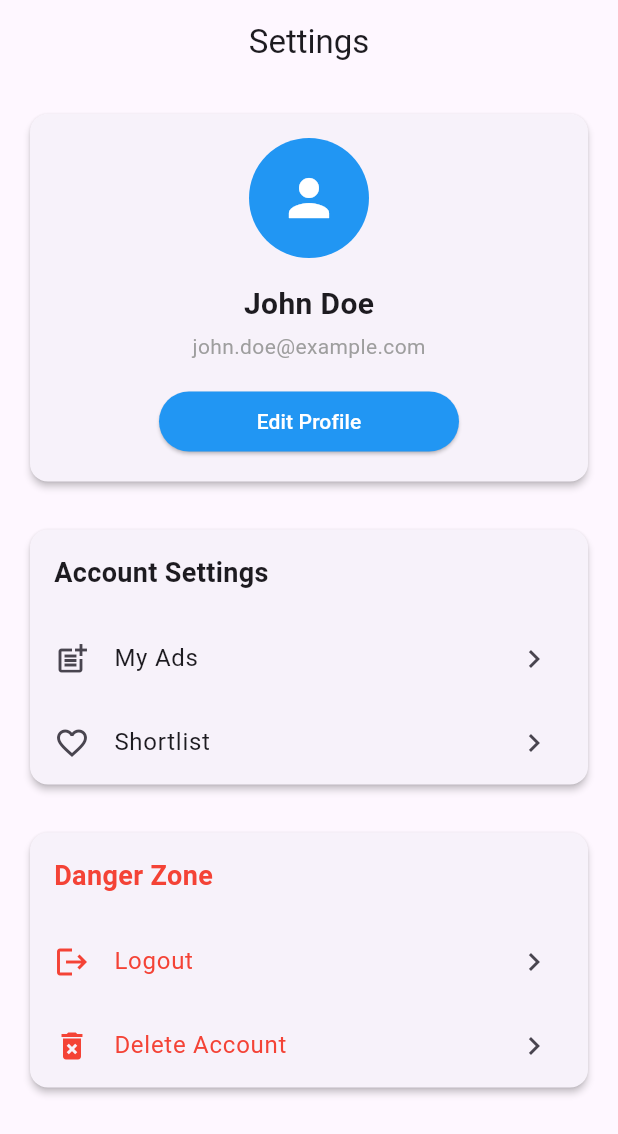
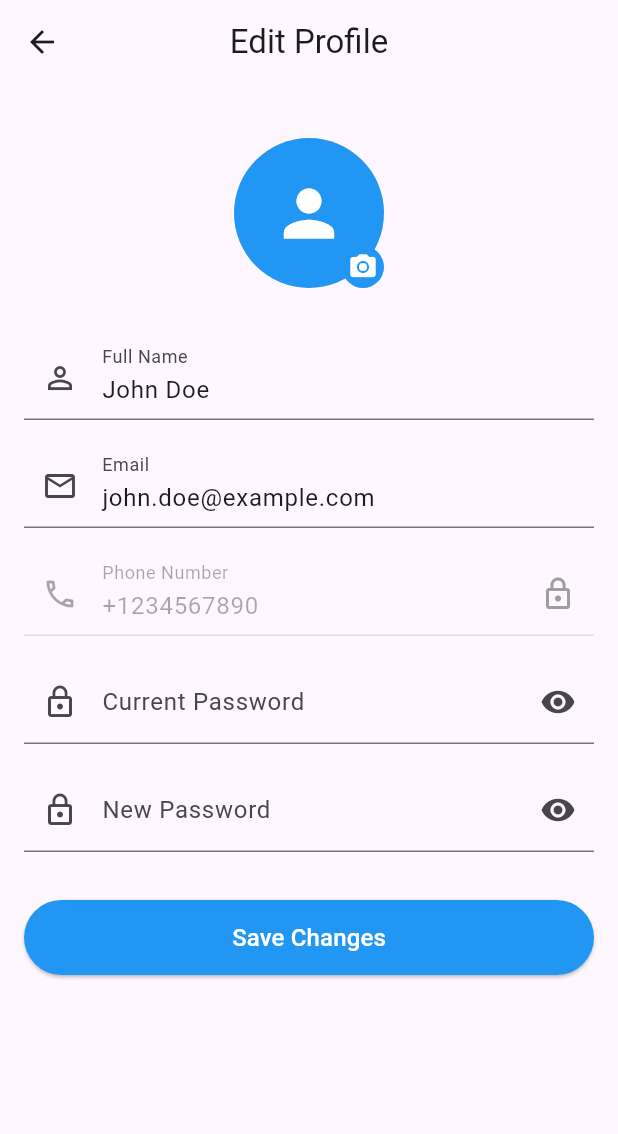
Before and after one commit to Greencreon-LLP-2/Lelam-online-V2, a Flutter app: the SettingsPage screen opened by its route, after a tap on "Edit Profile", on a phone screen of 412 x 824 dp. Shown: the top 1134 px of the screen. Run offline on Flutter 3.47's test engine with Material 3 defaults, Android fonts, the phone set to English and light mode, and no system bars; our stand-ins replace go_router.

Commit message:
added edit profile  page

```diff
--- a/lib/core/router/app_router.dart
+++ b/lib/core/router/app_router.dart
@@ -6,6 +6,7 @@ import 'package:lelamonline_flutter/feature/faq/view/faq_page.dart';
 import 'package:lelamonline_flutter/feature/home/view/pages/main_scaffold.dart';
 import 'package:lelamonline_flutter/feature/product/view/pages/product_details_page.dart';
 import 'package:lelamonline_flutter/feature/sell/view/pages/sell_page.dart';
+import 'package:lelamonline_flutter/feature/settings/view/pages/edit_profile_page.dart';
 import 'package:lelamonline_flutter/feature/settings/view/pages/settings_page.dart';
 import 'package:lelamonline_flutter/feature/shortlist/views/short_list_page.dart';
 import 'package:lelamonline_flutter/feature/status/view/pages/buying_status_page.dart';
@@ -59,6 +60,11 @@ final GoRouter appRouter = GoRouter(
       builder: (context, state) => const SettingsPage(),
       name: RouteNames.settingsPage,
     ),
+    GoRoute(
+      path: RouteNames.editProfilePage,
+      builder: (context, state) => const EditProfilePage(),
+      name: RouteNames.editProfilePage,
+    ),
   ],
   errorBuilder:
       (context, state) => Scaffold(
--- /dev/null
+++ b/lib/feature/settings/view/pages/edit_profile_page.dart
@@ -0,0 +1,196 @@
+import 'package:flutter/material.dart';
+import 'package:lelamonline_flutter/core/theme/app_theme.dart';
+
+class EditProfilePage extends StatefulWidget {
+  const EditProfilePage({super.key});
+
+  @override
+  State<EditProfilePage> createState() => _EditProfilePageState();
+}
+
+class _EditProfilePageState extends State<EditProfilePage> {
+  final _formKey = GlobalKey<FormState>();
+  bool _showPassword = false;
+  bool _showNewPassword = false;
+
+  final _nameController = TextEditingController(text: 'John Doe');
+  final _emailController = TextEditingController(text: 'john.doe@example.com');
+  final _currentPasswordController = TextEditingController();
+  final _newPasswordController = TextEditingController();
+  final _phoneController = TextEditingController(text: '+1234567890');
+
+  @override
+  void dispose() {
+    _nameController.dispose();
+    _emailController.dispose();
+    _currentPasswordController.dispose();
+    _newPasswordController.dispose();
+    _phoneController.dispose();
+    super.dispose();
+  }
+
+  @override
+  Widget build(BuildContext context) {
+    return Scaffold(
+      appBar: AppBar(title: const Text('Edit Profile'), centerTitle: true),
+      body: SingleChildScrollView(
+        child: Padding(
+          padding: const EdgeInsets.all(16.0),
+          child: Form(
+            key: _formKey,
+            child: Column(
+              crossAxisAlignment: CrossAxisAlignment.center,
+              children: [
+                const SizedBox(height: 20),
+                Stack(
+                  children: [
+                    const CircleAvatar(
+                      radius: 50,
+                      backgroundColor: AppTheme.primaryColor,
+                      child: Icon(Icons.person, size: 50, color: Colors.white),
+                    ),
+                    Positioned(
+                      bottom: 0,
+                      right: 0,
+                      child: Container(
+                        padding: const EdgeInsets.all(4),
+                        decoration: const BoxDecoration(
+                          color: AppTheme.primaryColor,
+                          shape: BoxShape.circle,
+                        ),
+                        child: const Icon(
+                          Icons.camera_alt,
+                          color: Colors.white,
+                          size: 20,
+                        ),
+                      ),
+                    ),
+                  ],
+                ),
+                const SizedBox(height: 32),
+                TextFormField(
+                  controller: _nameController,
+                  decoration: const InputDecoration(
+                    labelText: 'Full Name',
+                    prefixIcon: Icon(Icons.person_outline),
+                  ),
+                  validator: (value) {
+                    if (value == null || value.isEmpty) {
+                      return 'Please enter your name';
+                    }
+                    return null;
+                  },
+                ),
+                const SizedBox(height: 16),
+                TextFormField(
+                  controller: _emailController,
+                  decoration: const InputDecoration(
+                    labelText: 'Email',
+                    prefixIcon: Icon(Icons.email_outlined),
+                  ),
+                  keyboardType: TextInputType.emailAddress,
+                  validator: (value) {
+                    if (value == null || value.isEmpty) {
+                      return 'Please enter your email';
+                    }
+                    if (!RegExp(
+                      r'^[\w-\.]+@([\w-]+\.)+[\w-]{2,4}$',
+                    ).hasMatch(value)) {
+                      return 'Please enter a valid email';
+                    }
+                    return null;
+                  },
+                ),
+                const SizedBox(height: 16),
+                TextFormField(
+                  controller: _phoneController,
+                  decoration: const InputDecoration(
+                    labelText: 'Phone Number',
+                    prefixIcon: Icon(Icons.phone_outlined),
+                    suffixIcon: Icon(Icons.lock_outline, color: Colors.grey),
+                  ),
+                  enabled: false,
+                ),
+                const SizedBox(height: 16),
+                TextFormField(
+                  controller: _currentPasswordController,
+                  decoration: InputDecoration(
+                    labelText: 'Current Password',
+                    prefixIcon: const Icon(Icons.lock_outline),
+                    suffixIcon: IconButton(
+                      icon: Icon(
+                        _showPassword ? Icons.visibility_off : Icons.visibility,
+                      ),
+                      onPressed: () {
+                        setState(() {
+                          _showPassword = !_showPassword;
+                        });
+                      },
+                    ),
+                  ),
+                  obscureText: !_showPassword,
+                  validator: (value) {
+                    if (value == null || value.isEmpty) {
+                      return 'Please enter your current password';
+                    }
+                    return null;
+                  },
+                ),
+                const SizedBox(height: 16),
+                TextFormField(
+                  controller: _newPasswordController,
+                  decoration: InputDecoration(
+                    labelText: 'New Password',
+                    prefixIcon: const Icon(Icons.lock_outline),
+                    suffixIcon: IconButton(
+                      icon: Icon(
+                        _showNewPassword
+                            ? Icons.visibility_off
+                            : Icons.visibility,
+                      ),
+                      onPressed: () {
+                        setState(() {
+                          _showNewPassword = !_showNewPassword;
+                        });
+                      },
+                    ),
+                  ),
+                  obscureText: !_showNewPassword,
+                  validator: (value) {
+                    if (value != null && value.isNotEmpty) {
+                      if (value.length < 6) {
+                        return 'Password must be at least 6 characters';
+                      }
+                    }
+                    return null;
+                  },
+                ),
+                const SizedBox(height: 32),
+                SizedBox(
+                  width: double.infinity,
+                  height: 50,
+                  child: ElevatedButton(
+                    onPressed: () {
+                      if (_formKey.currentState!.validate()) {
+                        // TODO: Implement save functionality
+                        Navigator.pop(context);
+                      }
+                    },
+                    style: ElevatedButton.styleFrom(
+                      backgroundColor: AppTheme.primaryColor,
+                      foregroundColor: Colors.white,
+                    ),
+                    child: const Text(
+                      'Save Changes',
+                      style: TextStyle(fontSize: 16),
+                    ),
+                  ),
+                ),
+              ],
+            ),
+          ),
+        ),
+      ),
+    );
+  }
+}
--- a/lib/feature/settings/view/pages/settings_page.dart
+++ b/lib/feature/settings/view/pages/settings_page.dart
@@ -13,7 +13,7 @@ class SettingsPage extends StatelessWidget {
       body: ListView(
         padding: const EdgeInsets.all(16),
         children: [
-          _buildProfileSection(),
+          _buildProfileSection(context),
           const SizedBox(height: 24),
           _buildSettingsSection(context),
           const SizedBox(height: 24),
@@ -23,7 +23,7 @@ class SettingsPage extends StatelessWidget {
     );
   }
 
-  Widget _buildProfileSection() {
+  Widget _buildProfileSection(BuildContext context) {
     return Card(
       elevation: 2,
       child: Padding(
@@ -48,7 +48,7 @@ class SettingsPage extends StatelessWidget {
             const SizedBox(height: 16),
             ElevatedButton(
               onPressed: () {
-                // Navigate to edit profile
+                context.pushNamed(RouteNames.editProfilePage);
               },
               style: ElevatedButton.styleFrom(
                 backgroundColor: AppTheme.primaryColor,
```
